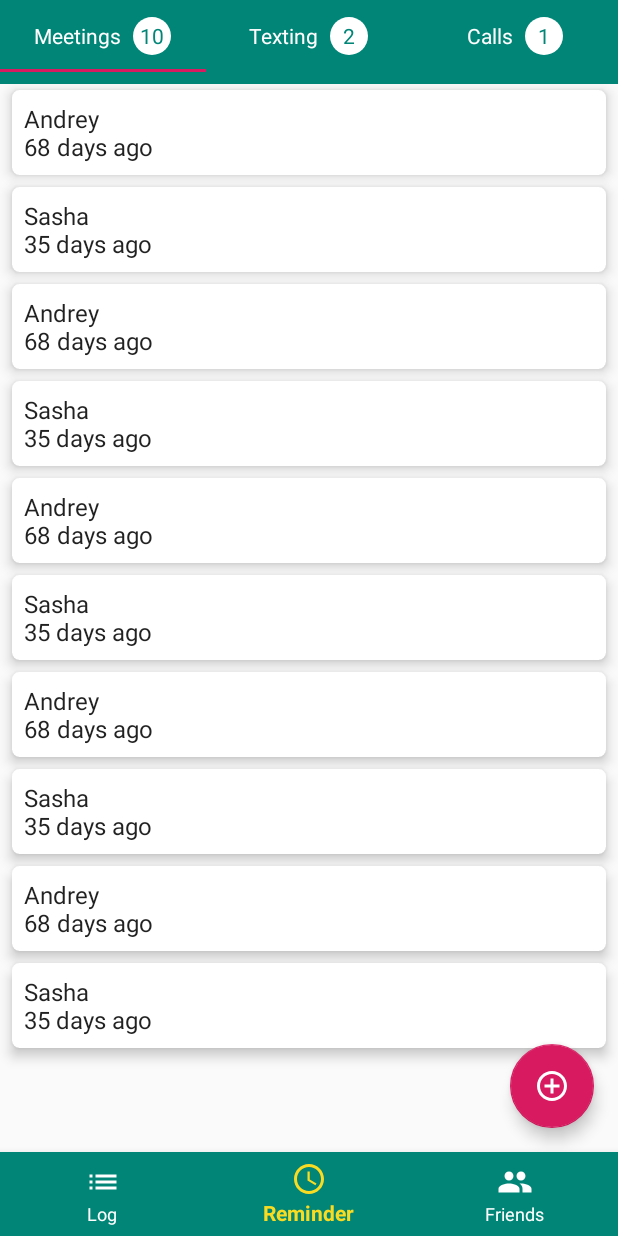
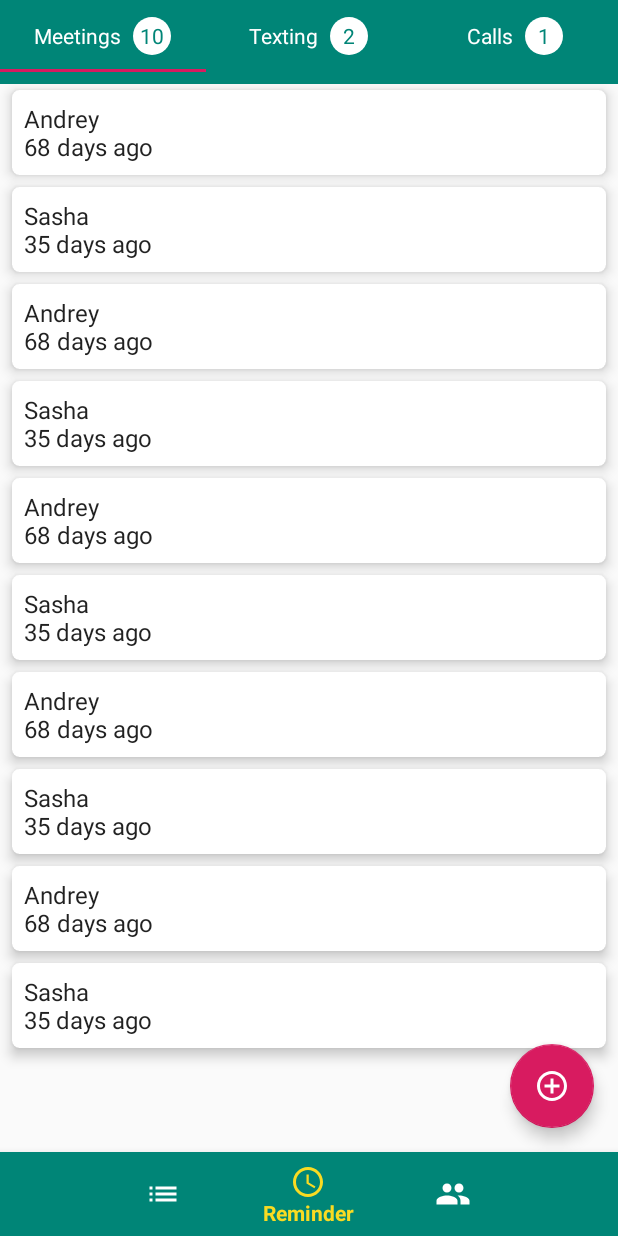
Before and after one commit to kirillsmirnov1/Friends-reminder-android, an Android app: the screen it shows after launch (MainActivity), on a phone screen of 412 x 824 dp. Run offline under Robolectric (Android 15) with nearby library versions, the light colour scheme and no system bars.

Commit message:
show label only for selected bottom tab

```diff
--- a/app/src/main/res/layout/activity_main.xml
+++ b/app/src/main/res/layout/activity_main.xml
@@ -55,6 +55,7 @@
                 app:itemTextColor="@drawable/bottom_navigation_colors"
                 app:menu="@menu/bottom_navigation_menu"
                 android:layout_alignParentBottom="true"
+                app:labelVisibilityMode="selected"
                 />
 
     </RelativeLayout>
```
